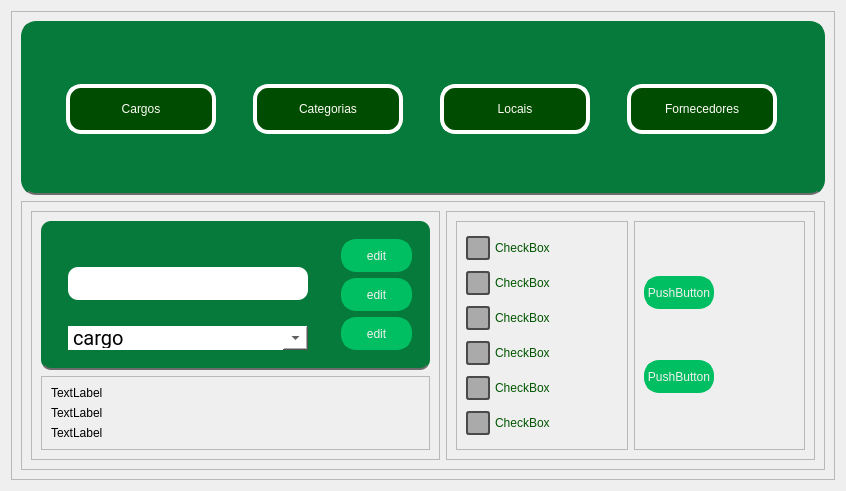
Old version of the form PATP/asset_ctrl/templates/interfaces/config_screen.ui in the repository eduardogm22/controle_patrimonio.
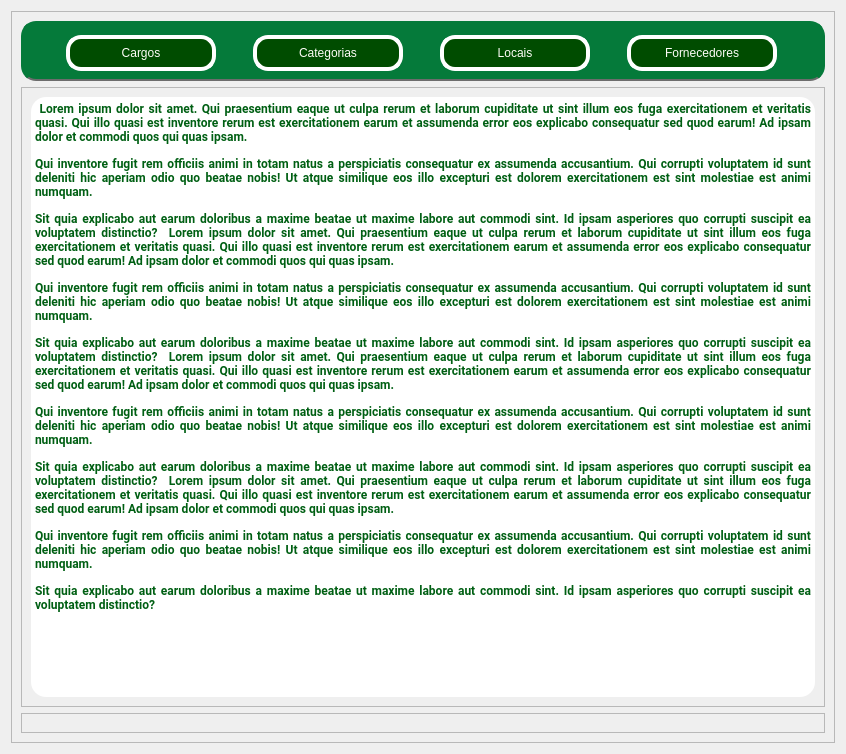
New version of the form.

The edit to the form file:
```diff
--- a/PATP/asset_ctrl/templates/interfaces/config_screen.ui
+++ b/PATP/asset_ctrl/templates/interfaces/config_screen.ui
@@ -7,7 +7,7 @@
     <x>0</x>
     <y>0</y>
     <width>846</width>
-    <height>491</height>
+    <height>751</height>
    </rect>
   </property>
   <property name="windowTitle">
@@ -25,6 +25,18 @@
      <layout class="QVBoxLayout" name="verticalLayout_5">
       <item>
        <widget class="QFrame" name="frame_3">
+        <property name="minimumSize">
+         <size>
+          <width>0</width>
+          <height>60</height>
+         </size>
+        </property>
+        <property name="maximumSize">
+         <size>
+          <width>16777215</width>
+          <height>60</height>
+         </size>
+        </property>
         <property name="styleSheet">
          <string notr="true">border-radius:15px;
 border:5px solid #057A3A;
@@ -213,607 +225,65 @@
         <property name="frameShadow">
          <enum>QFrame::Raised</enum>
         </property>
-        <layout class="QHBoxLayout" name="horizontalLayout_3">
-         <item>
-          <widget class="QFrame" name="frame_2">
+        <layout class="QVBoxLayout" name="verticalLayout_2">
+         <item alignment="Qt::AlignTop">
+          <widget class="QTextBrowser" name="textBrowser">
+           <property name="minimumSize">
+            <size>
+             <width>0</width>
+             <height>600</height>
+            </size>
+           </property>
            <property name="maximumSize">
             <size>
-             <width>450</width>
-             <height>16777215</height>
+             <width>16777215</width>
+             <height>600</height>
             </size>
            </property>
-           <property name="frameShape">
-            <enum>QFrame::StyledPanel</enum>
+           <property name="font">
+            <font>
+             <family>Roboto</family>
+             <pointsize>9</pointsize>
+             <weight>50</weight>
+             <bold>false</bold>
+            </font>
            </property>
-           <property name="frameShadow">
-            <enum>QFrame::Raised</enum>
+           <property name="styleSheet">
+            <string notr="true">background-color:white;
+border-radius:15px;
+</string>
            </property>
-           <layout class="QVBoxLayout" name="verticalLayout_4">
-            <item>
-             <widget class="QFrame" name="frame_6">
-              <property name="maximumSize">
-               <size>
-                <width>450</width>
-                <height>16777215</height>
-               </size>
-              </property>
-              <property name="styleSheet">
-               <string notr="true">border-radius:10px;
-background-color: #057A3A;
-border-bottom: 2px solid rgb(108, 108, 108);</string>
-              </property>
-              <property name="frameShape">
-               <enum>QFrame::StyledPanel</enum>
-              </property>
-              <property name="frameShadow">
-               <enum>QFrame::Raised</enum>
-              </property>
-              <layout class="QHBoxLayout" name="horizontalLayout_2">
-               <item>
-                <widget class="QFrame" name="frame_10">
-                 <property name="styleSheet">
-                  <string notr="true">border:0;</string>
-                 </property>
-                 <property name="frameShape">
-                  <enum>QFrame::StyledPanel</enum>
-                 </property>
-                 <property name="frameShadow">
-                  <enum>QFrame::Raised</enum>
-                 </property>
-                 <layout class="QVBoxLayout" name="verticalLayout_7">
-                  <item alignment="Qt::AlignHCenter">
-                   <widget class="QFrame" name="frame_11">
-                    <property name="styleSheet">
-                     <string notr="true">border:0;</string>
-                    </property>
-                    <property name="frameShape">
-                     <enum>QFrame::StyledPanel</enum>
-                    </property>
-                    <property name="frameShadow">
-                     <enum>QFrame::Raised</enum>
-                    </property>
-                    <layout class="QVBoxLayout" name="verticalLayout_8">
-                     <item>
-                      <widget class="QLineEdit" name="lineEdit">
-                       <property name="minimumSize">
-                        <size>
-                         <width>240</width>
-                         <height>33</height>
-                        </size>
-                       </property>
-                       <property name="maximumSize">
-                        <size>
-                         <width>240</width>
-                         <height>24</height>
-                        </size>
-                       </property>
-                       <property name="styleSheet">
-                        <string notr="true">background-color:white;</string>
-                       </property>
-                      </widget>
-                     </item>
-                    </layout>
-                   </widget>
-                  </item>
-                  <item alignment="Qt::AlignHCenter">
-                   <widget class="QComboBox" name="comboBox">
-                    <property name="minimumSize">
-                     <size>
-                      <width>240</width>
-                      <height>24</height>
-                     </size>
-                    </property>
-                    <property name="maximumSize">
-                     <size>
-                      <width>240</width>
-                      <height>24</height>
-                     </size>
-                    </property>
-                    <property name="font">
-                     <font>
-                      <family>Roboto</family>
-                      <pointsize>15</pointsize>
-                     </font>
-                    </property>
-                    <property name="contextMenuPolicy">
-                     <enum>Qt::ActionsContextMenu</enum>
-                    </property>
-                    <property name="layoutDirection">
-                     <enum>Qt::LeftToRight</enum>
-                    </property>
-                    <property name="styleSheet">
-                     <string notr="true">
-
-
-QComboBox{background-color:white;
-border-radius: 50px;
-
-}
-
-QComboBox::drop-down {
-    width: 25px; /* Largura do quadrado */
-align-itens:center;
-}
-
- </string>
-                    </property>
-                    <property name="sizeAdjustPolicy">
-                     <enum>QComboBox::AdjustToMinimumContentsLengthWithIcon</enum>
-                    </property>
-                    <item>
-                     <property name="text">
-                      <string>cargo</string>
-                     </property>
-                    </item>
-                   </widget>
-                  </item>
-                 </layout>
-                </widget>
-               </item>
-               <item>
-                <widget class="QFrame" name="frame_12">
-                 <property name="styleSheet">
-                  <string notr="true">border:0;</string>
-                 </property>
-                 <property name="frameShape">
-                  <enum>QFrame::StyledPanel</enum>
-                 </property>
-                 <property name="frameShadow">
-                  <enum>QFrame::Raised</enum>
-                 </property>
-                 <layout class="QVBoxLayout" name="verticalLayout_6">
-                  <item>
-                   <widget class="QPushButton" name="pushButton_5">
-                    <property name="minimumSize">
-                     <size>
-                      <width>71</width>
-                      <height>33</height>
-                     </size>
-                    </property>
-                    <property name="maximumSize">
-                     <size>
-                      <width>70</width>
-                      <height>40</height>
-                     </size>
-                    </property>
-                    <property name="styleSheet">
-                     <string notr="true">
-
-QPushButton { color: rgb(243, 239, 238);
-	border-radius:15px;		
-	border: 4px solid #00BF63;
-	background-color:#00BF63;
- }
-
-QPushButton:hover{background-color:rgb(255, 240, 238);color:#00BF63}
-
-QPushButton:pressed{
- padding-left: 5px;
- padding-top:5px;
-	background-color: rgb(227, 227, 227);
- 
-}</string>
-                    </property>
-                    <property name="text">
-                     <string>edit</string>
-                    </property>
-                   </widget>
-                  </item>
-                  <item>
-                   <widget class="QPushButton" name="pushButton_6">
-                    <property name="minimumSize">
-                     <size>
-                      <width>71</width>
-                      <height>33</height>
-                     </size>
-                    </property>
-                    <property name="maximumSize">
-                     <size>
-                      <width>70</width>
-                      <height>40</height>
-                     </size>
-                    </property>
-                    <property name="styleSheet">
-                     <string notr="true">
-
-QPushButton { color: rgb(243, 239, 238);
-	border-radius:15px;		
-	border: 4px solid #00BF63;
-	background-color:#00BF63;
- }
-
-QPushButton:hover{background-color:rgb(255, 240, 238);color:#00BF63}
-
-QPushButton:pressed{
- padding-left: 5px;
- padding-top:5px;
-	background-color: rgb(227, 227, 227);
- 
-}</string>
-                    </property>
-                    <property name="text">
-                     <string>edit</string>
-                    </property>
-                   </widget>
-                  </item>
-                  <item>
-                   <widget class="QPushButton" name="pushButton_7">
-                    <property name="minimumSize">
-                     <size>
-                      <width>71</width>
-                      <height>33</height>
-                     </size>
-                    </property>
-                    <property name="maximumSize">
-                     <size>
-                      <width>70</width>
-                      <height>33</height>
-                     </size>
-                    </property>
-                    <property name="styleSheet">
-                     <string notr="true">
-
-QPushButton { color: rgb(243, 239, 238);
-	border-radius:15px;		
-	border: 4px solid #00BF63;
-	background-color:#00BF63;
- }
-
-QPushButton:hover{background-color:rgb(255, 240, 238);color:#00BF63}
-
-QPushButton:pressed{
- padding-left: 5px;
- padding-top:5px;
-	background-color: rgb(227, 227, 227);
- 
-}</string>
-                    </property>
-                    <property name="text">
-                     <string>edit</string>
-                    </property>
-                   </widget>
-                  </item>
-                 </layout>
-                </widget>
-               </item>
-              </layout>
-             </widget>
-            </item>
-            <item>
-             <widget class="QFrame" name="frame_5">
-              <property name="frameShape">
-               <enum>QFrame::StyledPanel</enum>
-              </property>
-              <property name="frameShadow">
-               <enum>QFrame::Raised</enum>
-              </property>
-              <layout class="QVBoxLayout" name="verticalLayout_3">
-               <item>
-                <widget class="QLabel" name="label">
-                 <property name="text">
-                  <string>TextLabel</string>
-                 </property>
-                </widget>
-               </item>
-               <item>
-                <widget class="QLabel" name="label_2">
-                 <property name="text">
-                  <string>TextLabel</string>
-                 </property>
-                </widget>
-               </item>
-               <item>
-                <widget class="QLabel" name="label_3">
-                 <property name="text">
-                  <string>TextLabel</string>
-                 </property>
-                </widget>
-               </item>
-              </layout>
-             </widget>
-            </item>
-           </layout>
-          </widget>
-         </item>
-         <item>
-          <widget class="QFrame" name="frame_8">
-           <property name="frameShape">
-            <enum>QFrame::StyledPanel</enum>
+           <property name="html">
+            <string>&lt;!DOCTYPE HTML PUBLIC &quot;-//W3C//DTD HTML 4.0//EN&quot; &quot;http://www.w3.org/TR/REC-html40/strict.dtd&quot;&gt;
+&lt;html&gt;&lt;head&gt;&lt;meta name=&quot;qrichtext&quot; content=&quot;1&quot; /&gt;&lt;style type=&quot;text/css&quot;&gt;
+p, li { white-space: pre-wrap; }
+&lt;/style&gt;&lt;/head&gt;&lt;body style=&quot; font-family:'Roboto'; font-size:9pt; font-weight:400; font-style:normal;&quot;&gt;
+&lt;p align=&quot;justify&quot; style=&quot; margin-top:0px; margin-bottom:0px; margin-left:0px; margin-right:0px; -qt-block-indent:0; text-indent:0px;&quot;&gt;&lt;span style=&quot; font-family:'MS Shell Dlg 2'; font-weight:600; color:#005f13;&quot;&gt; Lorem ipsum dolor sit amet. Qui praesentium eaque ut culpa rerum et laborum cupiditate ut sint illum eos fuga exercitationem et veritatis quasi. Qui illo quasi est inventore rerum est exercitationem earum et assumenda error eos explicabo consequatur sed quod earum! Ad ipsam dolor et commodi quos qui quas ipsam. &lt;/span&gt;&lt;/p&gt;
+&lt;p align=&quot;justify&quot; style=&quot; margin-top:12px; margin-bottom:12px; margin-left:0px; margin-right:0px; -qt-block-indent:0; text-indent:0px;&quot;&gt;&lt;span style=&quot; font-family:'MS Shell Dlg 2'; font-weight:600; color:#005f13;&quot;&gt;Qui inventore fugit rem officiis animi in totam natus a perspiciatis consequatur ex assumenda accusantium. Qui corrupti voluptatem id sunt deleniti hic aperiam odio quo beatae nobis! Ut atque similique eos illo excepturi est dolorem exercitationem est sint molestiae est animi numquam. &lt;/span&gt;&lt;/p&gt;
+&lt;p align=&quot;justify&quot; style=&quot; margin-top:12px; margin-bottom:12px; margin-left:0px; margin-right:0px; -qt-block-indent:0; text-indent:0px;&quot;&gt;&lt;span style=&quot; font-family:'MS Shell Dlg 2'; font-weight:600; color:#005f13;&quot;&gt;Sit quia explicabo aut earum doloribus a maxime beatae ut maxime labore aut commodi sint. Id ipsam asperiores quo corrupti suscipit ea voluptatem distinctio?  Lorem ipsum dolor sit amet. Qui praesentium eaque ut culpa rerum et laborum cupiditate ut sint illum eos fuga exercitationem et veritatis quasi. Qui illo quasi est inventore rerum est exercitationem earum et assumenda error eos explicabo consequatur sed quod earum! Ad ipsam dolor et commodi quos qui quas ipsam. &lt;/span&gt;&lt;/p&gt;
+&lt;p align=&quot;justify&quot; style=&quot; margin-top:12px; margin-bottom:12px; margin-left:0px; margin-right:0px; -qt-block-indent:0; text-indent:0px;&quot;&gt;&lt;span style=&quot; font-family:'MS Shell Dlg 2'; font-weight:600; color:#005f13;&quot;&gt;Qui inventore fugit rem officiis animi in totam natus a perspiciatis consequatur ex assumenda accusantium. Qui corrupti voluptatem id sunt deleniti hic aperiam odio quo beatae nobis! Ut atque similique eos illo excepturi est dolorem exercitationem est sint molestiae est animi numquam. &lt;/span&gt;&lt;/p&gt;
+&lt;p align=&quot;justify&quot; style=&quot; margin-top:12px; margin-bottom:12px; margin-left:0px; margin-right:0px; -qt-block-indent:0; text-indent:0px;&quot;&gt;&lt;span style=&quot; font-family:'MS Shell Dlg 2'; font-weight:600; color:#005f13;&quot;&gt;Sit quia explicabo aut earum doloribus a maxime beatae ut maxime labore aut commodi sint. Id ipsam asperiores quo corrupti suscipit ea voluptatem distinctio?  Lorem ipsum dolor sit amet. Qui praesentium eaque ut culpa rerum et laborum cupiditate ut sint illum eos fuga exercitationem et veritatis quasi. Qui illo quasi est inventore rerum est exercitationem earum et assumenda error eos explicabo consequatur sed quod earum! Ad ipsam dolor et commodi quos qui quas ipsam. &lt;/span&gt;&lt;/p&gt;
+&lt;p align=&quot;justify&quot; style=&quot; margin-top:12px; margin-bottom:12px; margin-left:0px; margin-right:0px; -qt-block-indent:0; text-indent:0px;&quot;&gt;&lt;span style=&quot; font-family:'MS Shell Dlg 2'; font-weight:600; color:#005f13;&quot;&gt;Qui inventore fugit rem officiis animi in totam natus a perspiciatis consequatur ex assumenda accusantium. Qui corrupti voluptatem id sunt deleniti hic aperiam odio quo beatae nobis! Ut atque similique eos illo excepturi est dolorem exercitationem est sint molestiae est animi numquam. &lt;/span&gt;&lt;/p&gt;
+&lt;p align=&quot;justify&quot; style=&quot; margin-top:12px; margin-bottom:12px; margin-left:0px; margin-right:0px; -qt-block-indent:0; text-indent:0px;&quot;&gt;&lt;span style=&quot; font-family:'MS Shell Dlg 2'; font-weight:600; color:#005f13;&quot;&gt;Sit quia explicabo aut earum doloribus a maxime beatae ut maxime labore aut commodi sint. Id ipsam asperiores quo corrupti suscipit ea voluptatem distinctio?  Lorem ipsum dolor sit amet. Qui praesentium eaque ut culpa rerum et laborum cupiditate ut sint illum eos fuga exercitationem et veritatis quasi. Qui illo quasi est inventore rerum est exercitationem earum et assumenda error eos explicabo consequatur sed quod earum! Ad ipsam dolor et commodi quos qui quas ipsam. &lt;/span&gt;&lt;/p&gt;
+&lt;p align=&quot;justify&quot; style=&quot; margin-top:12px; margin-bottom:12px; margin-left:0px; margin-right:0px; -qt-block-indent:0; text-indent:0px;&quot;&gt;&lt;span style=&quot; font-family:'MS Shell Dlg 2'; font-weight:600; color:#005f13;&quot;&gt;Qui inventore fugit rem officiis animi in totam natus a perspiciatis consequatur ex assumenda accusantium. Qui corrupti voluptatem id sunt deleniti hic aperiam odio quo beatae nobis! Ut atque similique eos illo excepturi est dolorem exercitationem est sint molestiae est animi numquam. &lt;/span&gt;&lt;/p&gt;
+&lt;p align=&quot;justify&quot; style=&quot; margin-top:12px; margin-bottom:12px; margin-left:0px; margin-right:0px; -qt-block-indent:0; text-indent:0px;&quot;&gt;&lt;span style=&quot; font-family:'MS Shell Dlg 2'; font-weight:600; color:#005f13;&quot;&gt;Sit quia explicabo aut earum doloribus a maxime beatae ut maxime labore aut commodi sint. Id ipsam asperiores quo corrupti suscipit ea voluptatem distinctio? &lt;/span&gt;&lt;/p&gt;&lt;/body&gt;&lt;/html&gt;</string>
            </property>
-           <property name="frameShadow">
-            <enum>QFrame::Raised</enum>
-           </property>
-           <layout class="QHBoxLayout" name="horizontalLayout_4">
-            <item>
-             <widget class="QFrame" name="frame_4">
-              <property name="frameShape">
-               <enum>QFrame::StyledPanel</enum>
-              </property>
-              <property name="frameShadow">
-               <enum>QFrame::Raised</enum>
-              </property>
-              <layout class="QVBoxLayout" name="verticalLayout_2">
-               <item>
-                <widget class="QCheckBox" name="checkBox_5">
-                 <property name="styleSheet">
-                  <string notr="true"> QCheckBox {
-    spacing: 5px; /* Espaçamento entre o checkbox e o texto */
-    color: rgb(0, 85, 0); /* Cor do texto */
-}
-
-QCheckBox::indicator {
-    width: 20px;  /* Largura do checkbox */
-    height: 20px; /* Altura do checkbox */
-      background-color: #aaaaaa; /* Cor de fundo padrão */
-    border: 2px solid rgb(74, 74, 74);
-    border-radius: 3px;
-}
-
-QCheckBox::indicator:checked {
-    background-color: rgb(97, 166, 99); /* Cor de fundo padrão */
-    border: 2px solid rgb(0, 85, 0);
-    background-color: #4CAF50; /* Cor de fundo quando está marcado */
-    border: 2px solid #4CAF50;
- 
-}
-QCheckBox::indicator:unchecked:hover {
-      background-color: rgb(97, 166, 99); /* Cor de fundo padrão */
-border: 2px solid rgb(0, 85, 0); 
-}</string>
-                 </property>
-                 <property name="text">
-                  <string>CheckBox</string>
-                 </property>
-                </widget>
-               </item>
-               <item>
-                <widget class="QCheckBox" name="checkBox">
-                 <property name="styleSheet">
-                  <string notr="true"> QCheckBox {
-    spacing: 5px; /* Espaçamento entre o checkbox e o texto */
-    color: rgb(0, 85, 0); /* Cor do texto */
-}
-
-QCheckBox::indicator {
-    width: 20px;  /* Largura do checkbox */
-    height: 20px; /* Altura do checkbox */
-      background-color: #aaaaaa; /* Cor de fundo padrão */
-    border: 2px solid rgb(74, 74, 74);
-    border-radius: 3px;
-}
-
-QCheckBox::indicator:checked {
-    background-color: rgb(97, 166, 99); /* Cor de fundo padrão */
-    border: 2px solid rgb(0, 85, 0);
-    background-color: #4CAF50; /* Cor de fundo quando está marcado */
-    border: 2px solid #4CAF50;
- 
-}
-QCheckBox::indicator:unchecked:hover {
-      background-color: rgb(97, 166, 99); /* Cor de fundo padrão */
-border: 2px solid rgb(0, 85, 0); 
-}</string>
-                 </property>
-                 <property name="text">
-                  <string>CheckBox</string>
-                 </property>
-                </widget>
-               </item>
-               <item>
-                <widget class="QCheckBox" name="checkBox_2">
-                 <property name="styleSheet">
-                  <string notr="true"> QCheckBox {
-    spacing: 5px; /* Espaçamento entre o checkbox e o texto */
-    color: rgb(0, 85, 0); /* Cor do texto */
-}
-
-QCheckBox::indicator {
-    width: 20px;  /* Largura do checkbox */
-    height: 20px; /* Altura do checkbox */
-      background-color: #aaaaaa; /* Cor de fundo padrão */
-    border: 2px solid rgb(74, 74, 74);
-    border-radius: 3px;
-}
-
-QCheckBox::indicator:checked {
-    background-color: rgb(97, 166, 99); /* Cor de fundo padrão */
-    border: 2px solid rgb(0, 85, 0);
-    background-color: #4CAF50; /* Cor de fundo quando está marcado */
-    border: 2px solid #4CAF50;
- 
-}
-QCheckBox::indicator:unchecked:hover {
-      background-color: rgb(97, 166, 99); /* Cor de fundo padrão */
-border: 2px solid rgb(0, 85, 0); 
-}</string>
-                 </property>
-                 <property name="text">
-                  <string>CheckBox</string>
-                 </property>
-                </widget>
-               </item>
-               <item>
-                <widget class="QCheckBox" name="checkBox_3">
-                 <property name="styleSheet">
-                  <string notr="true"> QCheckBox {
-    spacing: 5px; /* Espaçamento entre o checkbox e o texto */
-    color: rgb(0, 85, 0); /* Cor do texto */
-}
-
-QCheckBox::indicator {
-    width: 20px;  /* Largura do checkbox */
-    height: 20px; /* Altura do checkbox */
-      background-color: #aaaaaa; /* Cor de fundo padrão */
-    border: 2px solid rgb(74, 74, 74);
-    border-radius: 3px;
-}
-
-QCheckBox::indicator:checked {
-    background-color: rgb(97, 166, 99); /* Cor de fundo padrão */
-    border: 2px solid rgb(0, 85, 0);
-    background-color: #4CAF50; /* Cor de fundo quando está marcado */
-    border: 2px solid #4CAF50;
- 
-}
-QCheckBox::indicator:unchecked:hover {
-      background-color: rgb(97, 166, 99); /* Cor de fundo padrão */
-border: 2px solid rgb(0, 85, 0); 
-}</string>
-                 </property>
-                 <property name="text">
-                  <string>CheckBox</string>
-                 </property>
-                </widget>
-               </item>
-               <item>
-                <widget class="QCheckBox" name="checkBox_4">
-                 <property name="styleSheet">
-                  <string notr="true"> QCheckBox {
-    spacing: 5px; /* Espaçamento entre o checkbox e o texto */
-    color: rgb(0, 85, 0); /* Cor do texto */
-}
-
-QCheckBox::indicator {
-    width: 20px;  /* Largura do checkbox */
-    height: 20px; /* Altura do checkbox */
-      background-color: #aaaaaa; /* Cor de fundo padrão */
-    border: 2px solid rgb(74, 74, 74);
-    border-radius: 3px;
-}
-
-QCheckBox::indicator:checked {
-    background-color: rgb(97, 166, 99); /* Cor de fundo padrão */
-    border: 2px solid rgb(0, 85, 0);
-    background-color: #4CAF50; /* Cor de fundo quando está marcado */
-    border: 2px solid #4CAF50;
- 
-}
-QCheckBox::indicator:unchecked:hover {
-      background-color: rgb(97, 166, 99); /* Cor de fundo padrão */
-border: 2px solid rgb(0, 85, 0); 
-}</string>
-                 </property>
-                 <property name="text">
-                  <string>CheckBox</string>
-                 </property>
-                </widget>
-               </item>
-               <item>
-                <widget class="QCheckBox" name="checkBox_6">
-                 <property name="styleSheet">
-                  <string notr="true"> QCheckBox {
-    spacing: 5px; /* Espaçamento entre o checkbox e o texto */
-    color: rgb(0, 85, 0); /* Cor do texto */
-}
-
-QCheckBox::indicator {
-    width: 20px;  /* Largura do checkbox */
-    height: 20px; /* Altura do checkbox */
-      background-color: #aaaaaa; /* Cor de fundo padrão */
-    border: 2px solid rgb(74, 74, 74);
-    border-radius: 3px;
-}
-
-QCheckBox::indicator:checked {
-    background-color: rgb(97, 166, 99); /* Cor de fundo padrão */
-    border: 2px solid rgb(0, 85, 0);
-    background-color: #4CAF50; /* Cor de fundo quando está marcado */
-    border: 2px solid #4CAF50;
- 
-}
-QCheckBox::indicator:unchecked:hover {
-      background-color: rgb(97, 166, 99); /* Cor de fundo padrão */
-border: 2px solid rgb(0, 85, 0); 
-}</string>
-                 </property>
-                 <property name="text">
-                  <string>CheckBox</string>
-                 </property>
-                </widget>
-               </item>
-              </layout>
-             </widget>
-            </item>
-            <item>
-             <widget class="QFrame" name="frame_9">
-              <property name="frameShape">
-               <enum>QFrame::StyledPanel</enum>
-              </property>
-              <property name="frameShadow">
-               <enum>QFrame::Raised</enum>
-              </property>
-              <layout class="QVBoxLayout" name="verticalLayout_9">
-               <item>
-                <widget class="QPushButton" name="pushButton_8">
-                 <property name="maximumSize">
-                  <size>
-                   <width>70</width>
-                   <height>33</height>
-                  </size>
-                 </property>
-                 <property name="styleSheet">
-                  <string notr="true">
-
-QPushButton { color: rgb(243, 239, 238);
-	border-radius:15px;		
-	border: 4px solid #00BF63;
-	background-color:#00BF63;
- }
-
-QPushButton:hover{background-color:rgb(255, 240, 238);color:#00BF63}
-
-QPushButton:pressed{
- padding-left: 5px;
- padding-top:5px;
-	background-color: rgb(227, 227, 227);
- 
-}</string>
-                 </property>
-                 <property name="text">
-                  <string>PushButton</string>
-                 </property>
-                </widget>
-               </item>
-               <item>
-                <widget class="QPushButton" name="pushButton_9">
-                 <property name="maximumSize">
-                  <size>
-                   <width>70</width>
-                   <height>33</height>
-                  </size>
-                 </property>
-                 <property name="styleSheet">
-                  <string notr="true">
-
-QPushButton { color: rgb(243, 239, 238);
-	border-radius:15px;		
-	border: 4px solid #00BF63;
-	background-color:#00BF63;
- }
-
-QPushButton:hover{background-color:rgb(255, 240, 238);color:#00BF63}
-
-QPushButton:pressed{
- padding-left: 5px;
- padding-top:5px;
-	background-color: rgb(227, 227, 227);
- 
-}</string>
-                 </property>
-                 <property name="text">
-                  <string>PushButton</string>
-                 </property>
-                </widget>
-               </item>
-              </layout>
-             </widget>
-            </item>
-           </layout>
           </widget>
          </item>
         </layout>
        </widget>
       </item>
+      <item>
+       <widget class="QFrame" name="configs_frame">
+        <property name="frameShape">
+         <enum>QFrame::StyledPanel</enum>
+        </property>
+        <property name="frameShadow">
+         <enum>QFrame::Raised</enum>
+        </property>
+        <layout class="QHBoxLayout" name="horizontalLayout_3"/>
+       </widget>
+      </item>
      </layout>
     </widget>
    </item>
```
Left out of the diff: 10 changed lines with no effect on the pictures.
